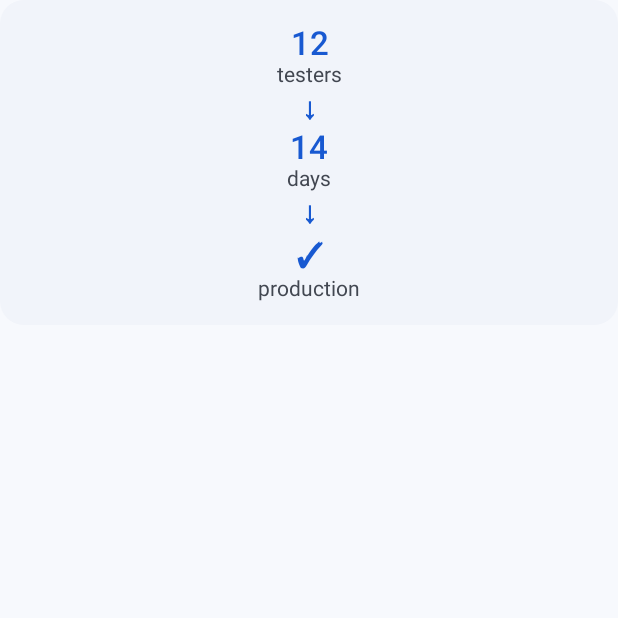
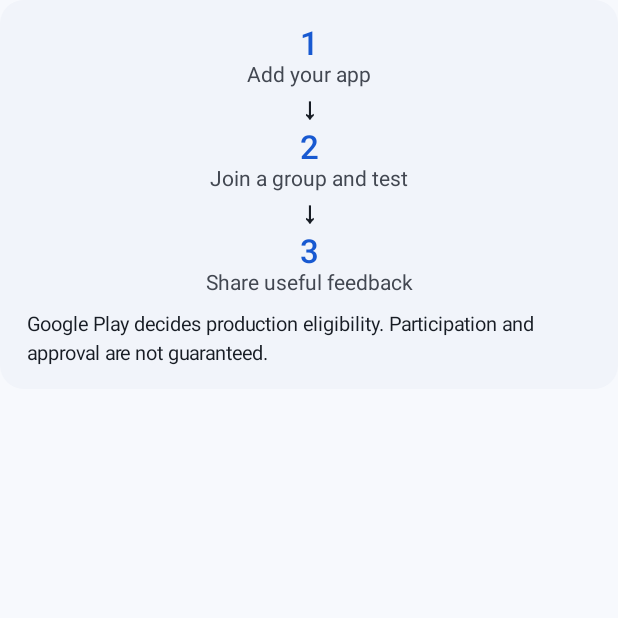
Before and after one commit to ChanghuLiu/launch-circle, an Android app built with Jetpack Compose: the composable ProductionJourney shown on its own in the app's theme, on a phone screen of 412 x 824 dp, the top half of it. Run offline under Robolectric (Android 15) with nearby library versions, the phone set to English and light mode, and no system bars.

Commit message:
Show every group app and align first-run guidance with real testing steps

```diff
--- a/launch-circle-android/app/src/main/java/com/launchcircle/testers/feature/launch/SharedPoolScreen.kt
+++ b/launch-circle-android/app/src/main/java/com/launchcircle/testers/feature/launch/SharedPoolScreen.kt
@@ -131,13 +131,12 @@ fun SharedPoolScreen(
                             Text(lcText(if (group.my_group) "Your app is matched to this group" else "Community testing group", if (group.my_group) "你的 App 已匹配到这个小组" else "社区互测小组"))
                             Text(lcText("${group.occupied_slots} / ${group.capacity} app slots · " + if (group.status == "FORMING") "Open for matching" else "Full · new apps closed", "${group.occupied_slots} / ${group.capacity} 个席位 · " + if (group.status == "FORMING") "开放匹配" else "已满，暂停接收新 App"))
                             Button(enabled = !busy, onClick = { selectedGroupId = group.id }) { Text(lcText(if (group.joined) "Open my group" else "View group", if (group.joined) "打开我的小组" else "查看小组")) }
-                            group.apps.take(4).forEach { app ->
+                            group.apps.forEach { app ->
                                 androidx.compose.foundation.layout.Row(horizontalArrangement = Arrangement.spacedBy(12.dp)) {
                                     AppIcon(app.name, app.icon_url)
                                     Text(app.name, modifier = Modifier.weight(1f))
                                 }
                             }
-                            if (group.apps.size > 4) Text(lcText("+ ${group.apps.size - 4} more apps", "另有 ${group.apps.size - 4} 个 App，进入小组查看"))
                         }
                     }
                 }
--- a/launch-circle-android/app/src/main/java/com/launchcircle/testers/feature/onboarding/FirstRunOnboarding.kt
+++ b/launch-circle-android/app/src/main/java/com/launchcircle/testers/feature/onboarding/FirstRunOnboarding.kt
@@ -28,6 +28,7 @@ import androidx.compose.ui.res.stringResource
 import androidx.compose.ui.text.font.FontWeight
 import androidx.compose.ui.unit.dp
 import com.launchcircle.testers.R
+import com.launchcircle.testers.feature.launch.lcText
 
 data class OnboardingPage(val title: Int, val body: Int)
 
@@ -69,12 +70,12 @@ fun FirstRunOnboarding(onComplete: () -> Unit) {
         )
         Spacer(Modifier.height(20.dp))
         Text(
-            stringResource(content.title),
+            when(page) { 0 -> lcText("Test apps together", "和开发者一起互测"); 1 -> lcText("Start with your app", "从添加自己的 App 开始"); else -> stringResource(content.title) },
             style = MaterialTheme.typography.displaySmall,
             fontWeight = FontWeight.Bold,
         )
         Text(
-            stringResource(content.body),
+            if (page == 1) lcText("Add your app, configure Play test access, then join your matched App Group. Each app still needs its own Play enrollment and installation.", "添加自己的 App、配置 Play 测试访问，再加入匹配的小组。每个 App 仍需分别加入 Play 测试并安装。") else stringResource(content.body),
             style = MaterialTheme.typography.bodyLarge,
             modifier = Modifier.padding(top = 12.dp),
             color = MaterialTheme.colorScheme.onSurfaceVariant,
@@ -108,11 +109,12 @@ private fun ProductionJourney() {
             Modifier.fillMaxWidth().padding(horizontal = 18.dp, vertical = 16.dp),
             horizontalAlignment = Alignment.CenterHorizontally,
         ) {
-            JourneyStep("12", stringResource(R.string.testers))
-            Text("↓", style = MaterialTheme.typography.titleLarge, color = MaterialTheme.colorScheme.primary)
-            JourneyStep("14", stringResource(R.string.days))
-            Text("↓", style = MaterialTheme.typography.titleLarge, color = MaterialTheme.colorScheme.primary)
-            JourneyStep("✓", stringResource(R.string.production))
+            JourneyStep("1", lcText("Add your app", "添加自己的 App"))
+            Text("↓", style = MaterialTheme.typography.titleLarge)
+            JourneyStep("2", lcText("Join a group and test", "加入小组并实际测试"))
+            Text("↓", style = MaterialTheme.typography.titleLarge)
+            JourneyStep("3", lcText("Share useful feedback", "提交有用的反馈"))
+            Text(lcText("Google Play decides production eligibility. Participation and approval are not guaranteed.", "正式发布资格由 Google Play 判定，不保证测试人数或审核通过。"), style = MaterialTheme.typography.bodySmall, modifier = Modifier.padding(top = 12.dp))
         }
     }
 }
```
Also changed, not shown: launch-circle-android/app/src/main/res/drawable-nodpi/guide_add_app.png, launch-circle-android/app/src/main/res/drawable-nodpi/guide_home.png.
